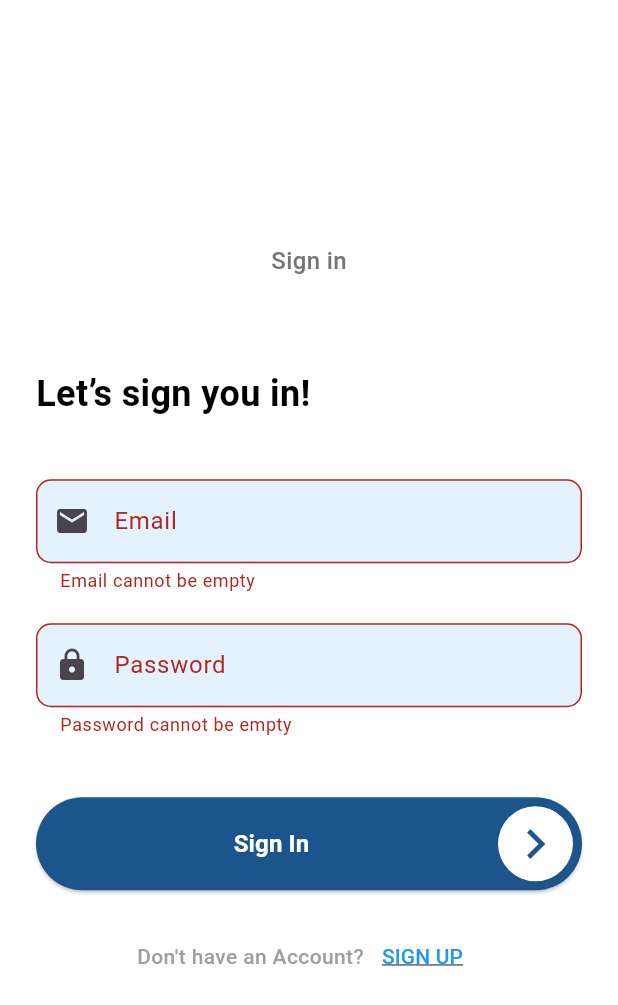
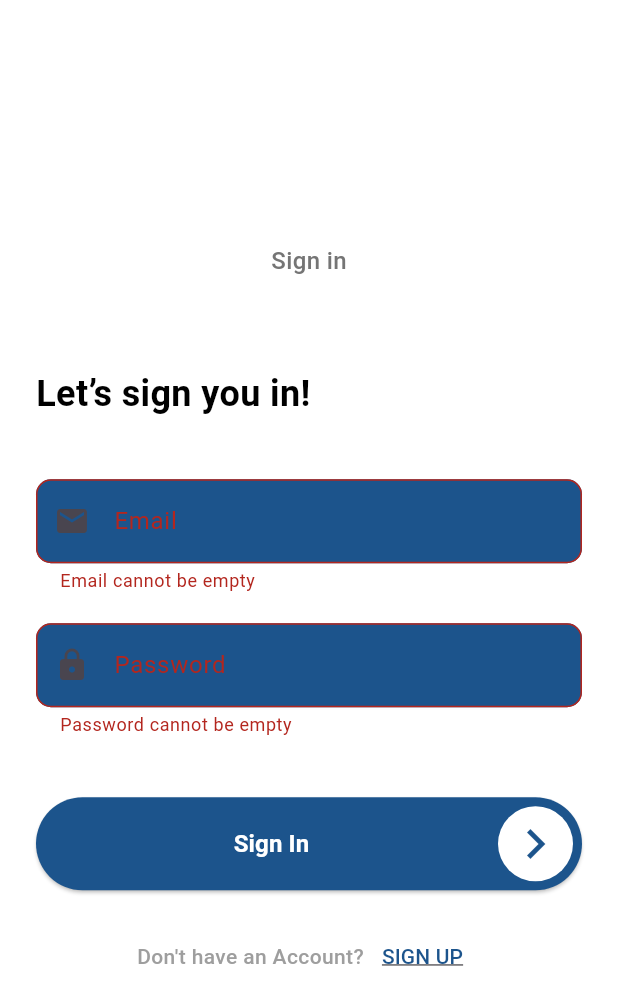
Before and after one commit to Harini-Sritharar/LLM-based-Mobile-App-for-Mental-Health, a Flutter app: the SignUpPage screen opened directly, after a tap on "Sign Up", after a tap on "SIGN IN", after a tap on "Sign In", on a phone screen of 412 x 824 dp. Shown: the top 1005 px of the screen. Run offline on Flutter 3.47's test engine with Material 3 defaults, Android fonts, the phone set to English and light mode, and no system bars; our stand-ins replace firebase_auth, firebase_core, flutter_svg, shared_preferences; accounts and stored records are empty.

Commit message:
[hs1922] refactor: add colours to app_colours, improve documentation of widgets

```diff
--- a/llm_based_sat_app/lib/screens/sign_in_page.dart
+++ b/llm_based_sat_app/lib/screens/auth/sign_in_page.dart
@@ -1,10 +1,11 @@
+import 'package:flutter/material.dart';
 import 'package:firebase_auth/firebase_auth.dart';
-import 'package:flutter/material.dart';
-import 'package:llm_based_sat_app/main.dart';
-import 'package:llm_based_sat_app/screens/auth/sign_up_page.dart';
-import 'package:llm_based_sat_app/widgets/auth_widgets/text_input_field.dart';
-import 'package:llm_based_sat_app/widgets/custom_button.dart';
-import 'package:llm_based_sat_app/firebase_auth_implementation/firebase_auth_services.dart';
+import '/firebase_auth_implementation/firebase_auth_services.dart';
+import '/main.dart';
+import '/screens/auth/sign_up_page.dart';
+import '/theme/app_colours.dart';
+import '/widgets/auth_widgets/text_input_field.dart';
+import '/widgets/custom_button.dart';
 
 class SignInPage extends StatefulWidget {
   @override
@@ -28,13 +29,10 @@ class _SignInPageState extends State<SignInPage> {
           await _auth.signInWithEmailandPassword(context, email, password);
 
       if (user != null) {
-        print("User is successfully created");
         Navigator.pushReplacement(
           context,
           MaterialPageRoute(builder: (context) => MainScreen()),
         );
-      } else {
-        print("Some error happened");
       }
     }
   }
@@ -42,7 +40,8 @@ class _SignInPageState extends State<SignInPage> {
   @override
   Widget build(BuildContext context) {
     return Scaffold(
-      backgroundColor: Colors.white, // Matches the white background
+      backgroundColor:
+          AppColours.backgroundColor, // Matches the white background
       body: Center(
         child: Form(
             key: _formKey,
@@ -72,45 +71,17 @@ class _SignInPageState extends State<SignInPage> {
                       ),
                     ),
                     const SizedBox(height: 40),
-                    // TextField(
-                    //   decoration: InputDecoration(
-                    //     hintText: "Email",
-                    //     hintStyle: TextStyle(color: Colors.grey[500]),
-                    //     prefixIcon: Icon(Icons.email, color: Colors.grey[500]),
-                    //     filled: true,
-                    //     fillColor: Colors.blue[50], // Matches light blue background
-                    //     border: OutlineInputBorder(
-                    //       borderRadius: BorderRadius.circular(12),
-                    //       borderSide: BorderSide.none,
-                    //     ),
-                    //   ),
-                    // ),
                     TextInputField(
                         label: "Email",
                         icon: Icons.email,
                         isPassword: false,
                         controller: _emailController),
                     const SizedBox(height: 20),
-                    // TextField(
-                    //   obscureText: true,
-                    //   decoration: InputDecoration(
-                    //     hintText: "Password",
-                    //     hintStyle: TextStyle(color: Colors.grey[500]),
-                    //     prefixIcon: Icon(Icons.lock, color: Colors.grey[500]),
-                    //     filled: true,
-                    //     fillColor: Colors.blue[50], // Matches light blue background
-                    //     border: OutlineInputBorder(
-                    //       borderRadius: BorderRadius.circular(12),
-                    //       borderSide: BorderSide.none,
-                    //     ),
-                    //   ),
-                    // ),
                     TextInputField(
                         label: "Password",
                         icon: Icons.lock,
                         isPassword: true,
                         controller: _passwordController),
-
                     const SizedBox(height: 40),
                     Center(
                         child: CustomButton(
@@ -141,7 +112,7 @@ class _SignInPageState extends State<SignInPage> {
                           child: const Text(
                             "SIGN UP",
                             style: TextStyle(
-                              color: Colors.blue,
+                              color: AppColours.customBlue,
                               fontSize: 14,
                               fontWeight: FontWeight.w500,
                               decoration: TextDecoration.underline,
--- a/llm_based_sat_app/lib/screens/auth/sign_up_page.dart
+++ b/llm_based_sat_app/lib/screens/auth/sign_up_page.dart
@@ -1,9 +1,11 @@
 import 'package:firebase_auth/firebase_auth.dart';
 import 'package:flutter/material.dart';
-import 'package:llm_based_sat_app/firebase_auth_implementation/firebase_auth_services.dart';
-import 'package:llm_based_sat_app/screens/sign_in_page.dart';
-import 'package:llm_based_sat_app/widgets/custom_button.dart';
+import 'package:llm_based_sat_app/theme/app_colours.dart';
+import '/firebase_auth_implementation/firebase_auth_services.dart';
+import 'sign_in_page.dart';
 import '/main.dart';
+// Widgets
+import '../../widgets/custom_button.dart';
 import '../../widgets/auth_widgets/circular_checkbox.dart';
 import '../../widgets//auth_widgets/text_input_field.dart';
 
@@ -36,6 +38,8 @@ class _SignUpPageState extends State<SignUpPage> {
   @override
   Widget build(BuildContext context) {
     return Scaffold(
+      backgroundColor:
+          AppColours.backgroundColor, // Matches the white background
       body: Padding(
         padding: const EdgeInsets.all(20.0),
         child: Form(
@@ -119,9 +123,7 @@ class _SignUpPageState extends State<SignUpPage> {
                   onPress: _signUp,
                   rightArrowPresent: true,
                 ),
-                // const Spacer(),
                 const SizedBox(height: 40),
-
                 Row(
                   mainAxisAlignment: MainAxisAlignment.center,
                   children: [
@@ -138,7 +140,7 @@ class _SignUpPageState extends State<SignUpPage> {
                         'SIGN IN',
                         style: TextStyle(
                           fontSize: 14,
-                          color: Color(0xFF1C548C),
+                          color: AppColours.customBlue,
                           decoration: TextDecoration.underline,
                         ),
                       ),
@@ -168,13 +170,10 @@ class _SignUpPageState extends State<SignUpPage> {
           await _auth.signUpWithEmailAndPassword(context, email, password);
 
       if (user != null) {
-        print("User is successfully created");
         Navigator.pushReplacement(
           context,
           MaterialPageRoute(builder: (context) => MainScreen()),
         );
-      } else {
-        print("Some error happened");
       }
     }
   }
--- a/llm_based_sat_app/lib/screens/profile_page.dart
+++ b/llm_based_sat_app/lib/screens/profile_page.dart
@@ -1,7 +1,7 @@
 import 'package:flutter/material.dart';
 import 'package:flutter_svg/flutter_svg.dart';
 import 'package:llm_based_sat_app/screens/payment_option_page.dart';
-import 'package:llm_based_sat_app/screens/sign_in_page.dart';
+import 'package:llm_based_sat_app/screens/auth/sign_in_page.dart';
 import '../widgets/main_layout.dart';
 import 'edit_profile.dart';
 import 'settings_page.dart';
--- a/llm_based_sat_app/lib/theme/app_colours.dart
+++ b/llm_based_sat_app/lib/theme/app_colours.dart
@@ -10,4 +10,12 @@ class AppColours {
   static const Color avatarBackgroundColor = Color(0xFFCEDFF2);
   static const Color avatarForegroundColor = Color(0xFFF2F9FF);
   static const Color forwardArrowColor = Color(0xFF2F4A79);
+
+  // Checkbox Widget
+  static const Color checkboxBackgroundColor = Color(0xFFCEF2DE);
+  static const Color checkboxBorderColor = Color(0xFF1C548C); // is this the button blue color?
+  static const Color checkboxCheckmarkColor = Color(0xFF1C8E4C);
+  static const Color checkboxUntickedBackgroundColor = Color(0xFFE0E0E0);
+
+  static const Color customBlue = Color(0xFF1C548C);
 }
--- a/llm_based_sat_app/lib/widgets/auth_widgets/circular_checkbox.dart
+++ b/llm_based_sat_app/lib/widgets/auth_widgets/circular_checkbox.dart
@@ -1,8 +1,23 @@
 import 'package:flutter/material.dart';
+import '/theme/app_colours.dart';
+/* CircularCheckbox is a widget that displays a circular checkbox that can be toggled on and off.
+
+Usage:
+CircularCheckbox(
+  initialValue: true,
+  onChanged: (value) {
+    print('Checkbox value: $value');
+  },
+)
+
+Parameters:
+- `initialValue`: The initial state of the checkbox.
+- `onChanged`: A callback function that is called when the checkbox is toggled. */
 
 class CircularCheckbox extends StatefulWidget {
-  final bool initialValue;
-  final ValueChanged<bool> onChanged;
+  final bool initialValue; // Initial state of the checkbox
+  final ValueChanged<bool>
+      onChanged; // Callback function when the checkbox is toggled
 
   const CircularCheckbox({
     Key? key,
@@ -14,14 +29,16 @@ class CircularCheckbox extends StatefulWidget {
 }
 
 class _CircularCheckboxState extends State<CircularCheckbox> {
-  late bool _isChecked;
+  late bool _isChecked; // State of the checkbox
 
   @override
+  // Initialize the state of the checkbox
   void initState() {
     super.initState();
     _isChecked = widget.initialValue;
   }
 
+  // Toggle the state of the checkbox
   void _toggleCheckbox() {
     setState(() {
       _isChecked = !_isChecked;
@@ -39,17 +56,18 @@ class _CircularCheckboxState extends State<CircularCheckbox> {
         decoration: BoxDecoration(
           shape: BoxShape.circle, // Makes the container circular
           color: _isChecked
-              ? Color(0xFFCEF2DE)
-              : Colors.grey[300], // Background color based on state
+              ? AppColours.checkboxBackgroundColor
+              : AppColours
+                  .checkboxUntickedBackgroundColor, // Background color based on state
           border: Border.all(
-            color: Color(0xFF1C548C), // Border color
+            color: AppColours.checkboxBorderColor, // Border color
             width: 2.0, // Border width
           ),
         ),
         child: _isChecked
             ? Icon(
                 Icons.check, // Checkmark icon when selected
-                color: Color(0xFF1C8E4C),
+                color: AppColours.checkboxCheckmarkColor,
                 size: 16.0,
               )
             : null, // Empty when unchecked
--- a/llm_based_sat_app/lib/widgets/auth_widgets/text_input_field.dart
+++ b/llm_based_sat_app/lib/widgets/auth_widgets/text_input_field.dart
@@ -1,5 +1,32 @@
 // This component gives a validated text input field with a label and an icon
 import 'package:flutter/material.dart';
+import '/theme/app_colours.dart';
+/* TextInputField is a widget that displays a validated text input field with a label and an icon.
+
+Usage:
+TextInputField(
+  label: 'Email',
+  icon: Icons.email,
+  isPassword: false,
+  controller: _emailController,
+  validator: (value) {
+    if (value == null || value.isEmpty) {
+      return 'Email cannot be empty';
+    }
+    if (!RegExp(emailPattern).hasMatch(value)) {
+      return 'Please enter a valid email';
+    }
+    return null;
+  },
+)
+
+Parameters:
+- `label`: The label to be displayed for the input field.
+- `icon`: The icon to be displayed for the input field.
+- `isPassword`: A boolean to determine if the input field is a password field.
+- `controller`: Controls the input field, used to get the value.
+- `validator`: An optional validator function that provides custom validation; if not
+               provided, the default validator defined in the widget will be used instead. */
 
 class TextInputField extends StatelessWidget {
   // Regular Expression Pattern to validate the email
@@ -53,7 +80,7 @@ class TextInputField extends StatelessWidget {
             borderRadius: BorderRadius.circular(10.0),
           ),
           filled: true,
-          fillColor: Colors.blue[50],
+          fillColor: AppColours.customBlue,
         ),
         obscureText: isPassword, // hiding the input based on the label
         validator: validator ?? _validateInput);
```
Also changed, not shown: llm_based_sat_app/lib/main.dart (+3 -5 lines).
